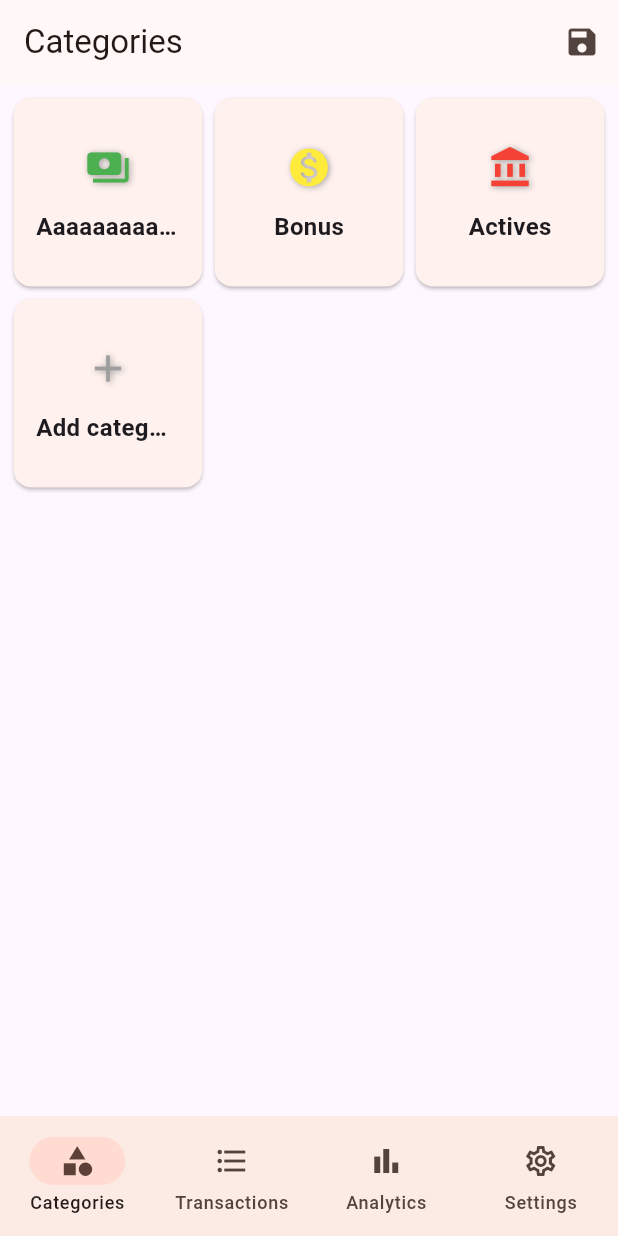
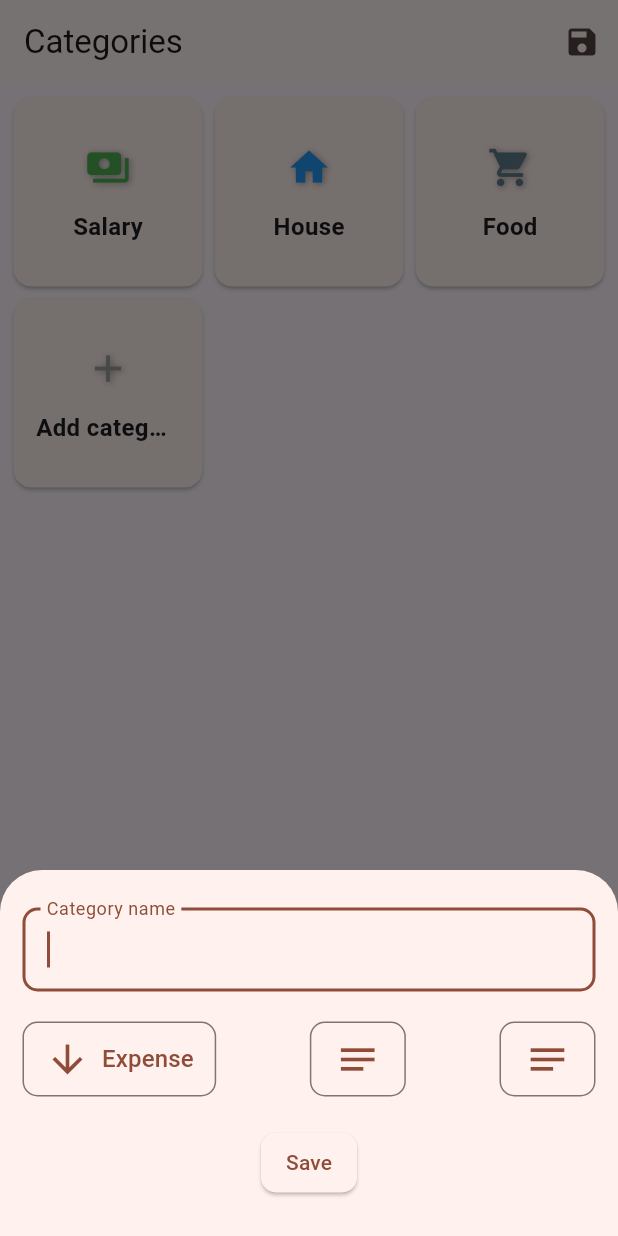
Before and after one commit to maingroon/expense-tracker, a Flutter app: the screen it shows after launch, after a tap on the "edit" icon, after a tap on "Add category", on a phone screen of 412 x 824 dp. Run offline on Flutter 3.47's test engine with Material 3 defaults, Android fonts, the phone set to English and light mode, and no system bars; our stand-ins replace shared_preferences.

Commit message:
Category save

```diff
--- a/lib/models/category_model.dart
+++ b/lib/models/category_model.dart
@@ -37,5 +37,32 @@ class Category {
 
 enum CategoryType {
   income,
-  expense,
+  expense;
+
+  static IconData getIcon(CategoryType type) {
+    switch (type) {
+      case CategoryType.income:
+        return Icons.arrow_upward;
+      case CategoryType.expense:
+        return Icons.arrow_downward;
+    }
+  }
+
+  static String getName(CategoryType type) {
+    switch (type) {
+      case CategoryType.income:
+        return 'Income';
+      case CategoryType.expense:
+        return 'Expense';
+    }
+  }
+
+  static Color getColor(CategoryType type) {
+    switch (type) {
+      case CategoryType.income:
+        return Colors.green;
+      case CategoryType.expense:
+        return Colors.red;
+    }
+  }
 }
--- a/lib/screens/categories/categories_page.dart
+++ b/lib/screens/categories/categories_page.dart
@@ -1,5 +1,6 @@
 import 'package:expense_tracker/models/category_model.dart';
 import 'package:expense_tracker/models/transaction_model.dart';
+import 'package:expense_tracker/screens/categories/widgets/save_category_widget.dart';
 import 'package:expense_tracker/screens/transactions/widgets/save_transaction_widget.dart';
 import 'package:expense_tracker/services/categories_service.dart';
 import 'package:expense_tracker/services/theme_provider.dart';
@@ -21,14 +22,9 @@ class _CategoriesPageState extends State<CategoriesPage> {
     return CategoriesService.categories;
   }
 
-  void _addTransaction(Transaction transaction) {
-    TransactionsService.addTransaction(transaction);
-  }
-
   void _onAddTransaction(Category category) {
     showModalBottomSheet(
       context: context,
-      isScrollControlled: false,
       builder: (ctx) {
         return SaveTransactionWidget(
           transaction: Transaction.create(
@@ -37,14 +33,55 @@ class _CategoriesPageState extends State<CategoriesPage> {
             date: DateTime.now(),
             note: '',
           ),
-          onSave: _addTransaction,
+          onSave: (transaction) {
+            TransactionsService.addTransaction(transaction);
+          },
         );
       },
     );
   }
 
-  void _onEditCategory(Category category) {
-    print('Edit category: ${category.name}');
+  void _onSaveCategory(Category category) {
+    showModalBottomSheet(
+      context: context,
+      builder: (ctx) {
+        return SaveCategoryWidget(
+          category: category,
+          onSave: (updatedCategory) {
+            setState(() {
+              category.name = updatedCategory.name;
+              category.icon = updatedCategory.icon;
+              category.color = updatedCategory.color;
+              category.type = updatedCategory.type;
+            });
+            Navigator.of(context).pop();
+          },
+        );
+      },
+    );
+  }
+
+  void _onAddCategory() {
+    showModalBottomSheet(
+      context: context,
+      isScrollControlled: false,
+      builder: (ctx) {
+        return SaveCategoryWidget(
+          category: Category.create(
+            icon: Icons.category,
+            color: Colors.grey,
+            name: '',
+            type: CategoryType.expense,
+          ),
+          onSave: (category) {
+            setState(() {
+              CategoriesService.addCategory(category);
+            });
+            Navigator.of(context).pop();
+          },
+        );
+      },
+    );
   }
 
   Card _buildCategoryCardWidget(Category category) {
@@ -136,7 +173,7 @@ class _CategoriesPageState extends State<CategoriesPage> {
           if (_pageEvent == CategoryPageEvent.addTransaction) {
             _onAddTransaction(category);
           } else {
-            _onEditCategory(category);
+            _onSaveCategory(category);
           }
         },
         child: _buildCategoryCardWidget(category),
@@ -145,9 +182,7 @@ class _CategoriesPageState extends State<CategoriesPage> {
     if (_pageEvent == CategoryPageEvent.editCategory) {
       categoryWidgets.add(
         GestureDetector(
-          onTap: () {
-            print('Add category');
-          },
+          onTap: _onAddCategory,
           child: _buildAddCategoryCardWidget(),
         ),
       );
--- /dev/null
+++ b/lib/screens/categories/widgets/save_category_widget.dart
@@ -0,0 +1,317 @@
+import 'package:expense_tracker/models/category_model.dart';
+import 'package:expense_tracker/services/theme_provider.dart';
+import 'package:flutter/material.dart';
+
+class SaveCategoryWidget extends StatefulWidget {
+  const SaveCategoryWidget({
+    required this.category,
+    required this.onSave,
+    super.key,
+  });
+
+  final Category category;
+  final void Function(Category category) onSave;
+
+  @override
+  State<SaveCategoryWidget> createState() {
+    return _SaveCategoryWidgetState();
+  }
+}
+
+class _SaveCategoryWidgetState extends State<SaveCategoryWidget> {
+  late TextEditingController _nameController;
+  late CategoryType _selectedType;
+  late IconData _selectedIcon;
+  late Color _selectedColor;
+
+  @override
+  void initState() {
+    super.initState();
+    _nameController = TextEditingController(text: widget.category.name);
+    _selectedType = widget.category.type;
+    _selectedIcon = widget.category.icon;
+    _selectedColor = widget.category.color;
+  }
+
+  @override
+  void dispose() {
+    _nameController.dispose();
+    super.dispose();
+  }
+
+  @override
+  Widget build(BuildContext context) {
+    return Padding(
+      padding: EdgeInsets.only(
+        top: 15,
+        left: 15,
+        right: 15,
+        bottom: 15 + MediaQuery.of(context).viewInsets.bottom,
+      ),
+      child: Column(
+        mainAxisSize: MainAxisSize.min,
+        children: [
+          Padding(
+            padding: const EdgeInsets.symmetric(vertical: 10),
+            child: TextField(
+              autofocus: true,
+              controller: _nameController,
+              keyboardType: TextInputType.text,
+              maxLines: 1,
+              decoration: const InputDecoration(
+                labelText: 'Category name',
+                border: OutlineInputBorder(
+                  borderRadius: BorderRadius.all(
+                    Radius.circular(10),
+                  ),
+                ),
+              ),
+            ),
+          ),
+          Padding(
+            padding: const EdgeInsets.symmetric(vertical: 10),
+            child: Row(
+              mainAxisAlignment: MainAxisAlignment.spaceBetween,
+              crossAxisAlignment: CrossAxisAlignment.end,
+              children: [
+                OutlinedButton.icon(
+                  onPressed: () {
+                    showDialog(
+                      context: context,
+                      builder: (context) => CategoryTypeDialodWidget(
+                        onTypeSelected: (type) {
+                          setState(() {
+                            _selectedType = type;
+                          });
+                        },
+                      ),
+                    );
+                  },
+                  icon: Icon(
+                    CategoryType.getIcon(_selectedType),
+                    size: 30,
+                  ),
+                  label: Text(
+                    CategoryType.getName(_selectedType),
+                    maxLines: 1,
+                    overflow: TextOverflow.ellipsis,
+                    style: const TextStyle(fontSize: 16),
+                  ),
+                  style: OutlinedButton.styleFrom(
+                    shape: RoundedRectangleBorder(
+                      borderRadius: BorderRadius.circular(10),
+                    ),
+                    padding: const EdgeInsets.symmetric(
+                      horizontal: 15,
+                      vertical: 10,
+                    ),
+                    maximumSize: const Size(175, 50),
+                  ),
+                ),
+                OutlinedButton(
+                  onPressed: () {
+                    showDialog(
+                      context: context,
+                      builder: (context) => CategoryIconDialodWidget(
+                        onIconSelected: (icon) {
+                          setState(() {
+                            _selectedIcon = icon;
+                          });
+                        },
+                      ),
+                    );
+                  },
+                  style: OutlinedButton.styleFrom(
+                    shape: RoundedRectangleBorder(
+                      borderRadius: BorderRadius.circular(10),
+                    ),
+                    padding: const EdgeInsets.symmetric(
+                      horizontal: 5,
+                      vertical: 10,
+                    ),
+                  ),
+                  child: const Icon(
+                    Icons.notes,
+                    size: 30,
+                  ),
+                ),
+                OutlinedButton(
+                  onPressed: () {
+                    showDialog(
+                      context: context,
+                      builder: (context) => CategoryColorDialodWidget(
+                        onClorSelected: (color) {
+                          setState(() {
+                            _selectedColor = color;
+                          });
+                        },
+                      ),
+                    );
+                  },
+                  style: OutlinedButton.styleFrom(
+                    shape: RoundedRectangleBorder(
+                      borderRadius: BorderRadius.circular(10),
+                    ),
+                    padding: const EdgeInsets.symmetric(
+                      horizontal: 5,
+                      vertical: 10,
+                    ),
+                  ),
+                  child: const Icon(
+                    Icons.notes,
+                    size: 30,
+                  ),
+                ),
+              ],
+            ),
+          ),
+          Padding(
+            padding: const EdgeInsets.symmetric(vertical: 10),
+            child: ElevatedButton(
+              onPressed: () {
+                widget.onSave(
+                  Category(
+                    id: widget.category.id,
+                    name: _nameController.text,
+                    icon: _selectedIcon,
+                    color: _selectedColor,
+                    type: _selectedType,
+                  ),
+                );
+              },
+              style: ElevatedButton.styleFrom(
+                shape: RoundedRectangleBorder(
+                  borderRadius: BorderRadius.circular(10),
+                ),
+                padding: const EdgeInsets.symmetric(
+                  horizontal: 15,
+                  vertical: 10,
+                ),
+              ),
+              child: const Text('Save'),
+            ),
+          ),
+        ],
+      ),
+    );
+  }
+}
+
+class CategoryTypeDialodWidget extends StatelessWidget {
+  const CategoryTypeDialodWidget({
+    required this.onTypeSelected,
+    super.key,
+  });
+
+  final void Function(CategoryType type) onTypeSelected;
+
+  List<Shadow> _getCategoryIconShadows() {
+    if (ThemeProvider().getCurrentBrightness() == Brightness.light) {
+      return const [
+        Shadow(
+          blurRadius: 5,
+          color: Colors.grey,
+          offset: Offset(1, 1),
+        ),
+      ];
+    } else {
+      return [];
+    }
+  }
+
+  @override
+  Widget build(BuildContext context) {
+    return Dialog(
+      insetPadding: const EdgeInsets.all(20),
+      child: Container(
+        width: double.infinity,
+        decoration: BoxDecoration(
+          borderRadius: BorderRadius.circular(15),
+        ),
+        padding: const EdgeInsets.only(
+          top: 10,
+          bottom: 20,
+          right: 20,
+          left: 20,
+        ),
+        child: Column(
+          mainAxisSize: MainAxisSize.min,
+          children: [
+            Container(
+              alignment: Alignment.topLeft,
+              padding: const EdgeInsets.symmetric(
+                vertical: 15,
+                horizontal: 10,
+              ),
+              child: const Text(
+                'Types',
+                style: TextStyle(fontSize: 20),
+              ),
+            ),
+            ListView.builder(
+              shrinkWrap: true,
+              itemCount: CategoryType.values.length,
+              itemBuilder: (ctx, index) {
+                final type = CategoryType.values[index];
+                return Card(
+                  child: ListTile(
+                    leading: Icon(
+                      CategoryType.getIcon(type),
+                      color: CategoryType.getColor(type),
+                      shadows: _getCategoryIconShadows(),
+                    ),
+                    title: Text(
+                      CategoryType.getName(type),
+                      maxLines: 1,
+                      overflow: TextOverflow.ellipsis,
+                      style: const TextStyle(
+                        fontSize: 16,
+                        fontWeight: FontWeight.bold,
+                      ),
+                    ),
+                    onTap: () {
+                      onTypeSelected(type);
+                      Navigator.pop(context);
+                    },
+                  ),
+                );
+              },
+            ),
+          ],
+        ),
+      ),
+    );
+  }
+}
+
+class CategoryIconDialodWidget extends StatelessWidget {
+  const CategoryIconDialodWidget({
+    required this.onIconSelected,
+    super.key,
+  });
+
+  final void Function(IconData icon) onIconSelected;
+
+  @override
+  Widget build(BuildContext context) {
+    return Dialog(
+      child: Container(),
+    );
+  }
+}
+
+class CategoryColorDialodWidget extends StatelessWidget {
+  const CategoryColorDialodWidget({
+    required this.onClorSelected,
+    super.key,
+  });
+
+  final void Function(Color color) onClorSelected;
+
+  @override
+  Widget build(BuildContext context) {
+    return Dialog(
+      child: Container(),
+    );
+  }
+}
--- a/lib/services/categories_service.dart
+++ b/lib/services/categories_service.dart
@@ -8,20 +8,20 @@ class CategoriesService {
     Category.create(
       icon: Icons.payments,
       color: Colors.green,
-      name: 'Aaaaaaaaaaaaaaaaaaaaaaaaaaaaaaaaaaaaaaaaaaa',
+      name: 'Salary',
       type: CategoryType.income,
     ),
     Category.create(
-      icon: Icons.monetization_on,
-      color: Colors.yellow,
-      name: 'Bonus',
-      type: CategoryType.income,
+      icon: Icons.home,
+      color: Colors.blue,
+      name: 'House',
+      type: CategoryType.expense,
     ),
     Category.create(
-      icon: Icons.account_balance,
-      color: Colors.red,
-      name: 'Actives',
-      type: CategoryType.income,
+      icon: Icons.shopping_cart,
+      color: Colors.blueGrey,
+      name: 'Food',
+      type: CategoryType.expense,
     ),
   ];
 
--- a/pubspec.yaml
+++ b/pubspec.yaml
@@ -43,6 +43,8 @@ dependencies:
   shared_preferences: ^2.2.1
 
   intl: ^0.19.0
+  flex_color_picker: ^3.4.1
+  flutter_iconpicker: ^3.3.3
 
 dev_dependencies:
   flutter_test:
```
Also changed, not shown: lib/screens/transactions/widgets/save_transaction_widget.dart (+19 -13 lines), lib/screens/transactions/widgets/transaction_card_widget.dart (+8 -6 lines).
